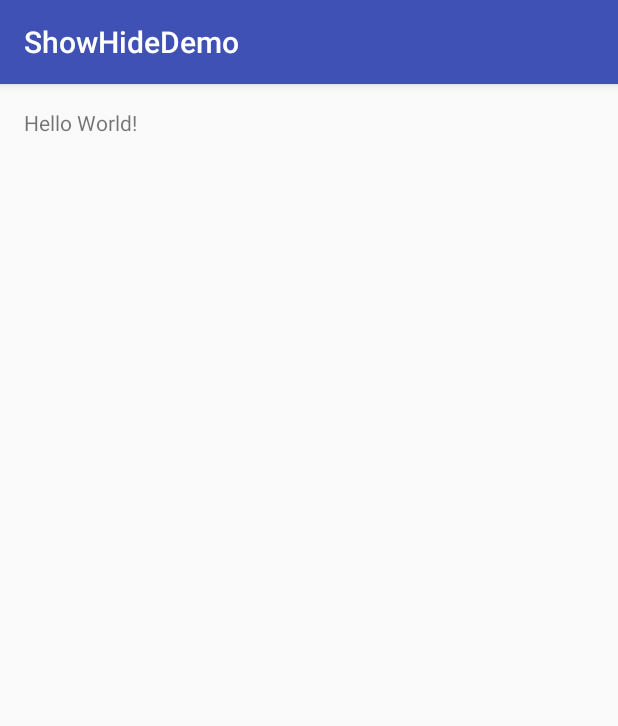
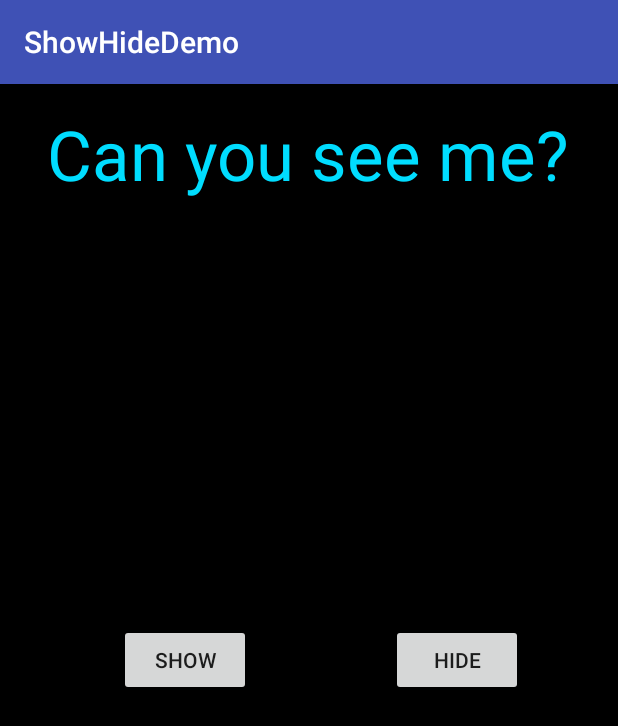
Before and after one commit to 4everstudent/ShowHideDemo, an Android app: the screen it shows after launch (MainActivity), on a phone screen of 412 x 824 dp. Shown: the top 726 px of the screen. Run offline under Robolectric (Android 15) with nearby library versions, the phone set to English and light mode, and no system bars.

Commit message:
Add visual elements

```diff
--- a/app/src/main/java/a4everstudent/showhidedemo/MainActivity.java
+++ b/app/src/main/java/a4everstudent/showhidedemo/MainActivity.java
@@ -12,5 +12,6 @@ public class MainActivity extends AppCompatActivity {
     protected void onCreate(Bundle savedInstanceState) {
         super.onCreate(savedInstanceState);
         setContentView(R.layout.activity_main);
+
     }
 }
--- a/app/src/main/res/layout/activity_main.xml
+++ b/app/src/main/res/layout/activity_main.xml
@@ -8,10 +8,40 @@
     android:paddingLeft="@dimen/activity_horizontal_margin"
     android:paddingRight="@dimen/activity_horizontal_margin"
     android:paddingTop="@dimen/activity_vertical_margin"
-    tools:context="a4everstudent.showhidedemo.MainActivity">
+    tools:context="a4everstudent.showhidedemo.MainActivity"
+    android:background="@android:color/background_dark">
+
+    <Button
+        android:text="Hide"
+        android:layout_width="wrap_content"
+        android:layout_height="wrap_content"
+        android:layout_alignTop="@+id/button"
+        android:layout_alignParentRight="true"
+        android:layout_alignParentEnd="true"
+        android:layout_marginRight="47dp"
+        android:layout_marginEnd="47dp"
+        android:id="@+id/button2"
+        android:onClick="hideText" />
+
+    <Button
+        android:text="Show"
+        android:layout_width="wrap_content"
+        android:layout_height="wrap_content"
+        android:layout_marginLeft="63dp"
+        android:layout_marginStart="63dp"
+        android:id="@+id/button"
+        android:layout_centerVertical="true"
+        android:layout_alignParentLeft="true"
+        android:layout_alignParentStart="true"
+        android:onClick="showText" />
 
     <TextView
         android:layout_width="wrap_content"
         android:layout_height="wrap_content"
-        android:text="Hello World!" />
+        android:text="Can you see me?"
+        android:id="@+id/textLabel"
+        android:layout_alignParentTop="true"
+        android:layout_centerHorizontal="true"
+        android:textColor="@android:color/holo_blue_bright"
+        android:textSize="46sp" />
 </RelativeLayout>
```
